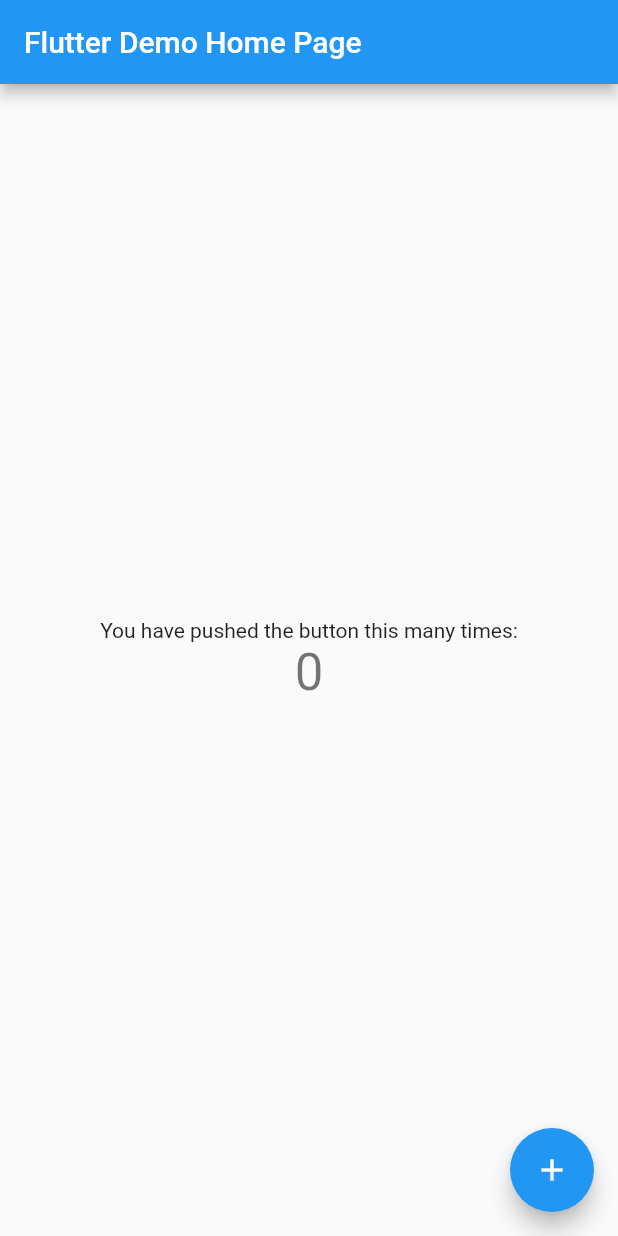
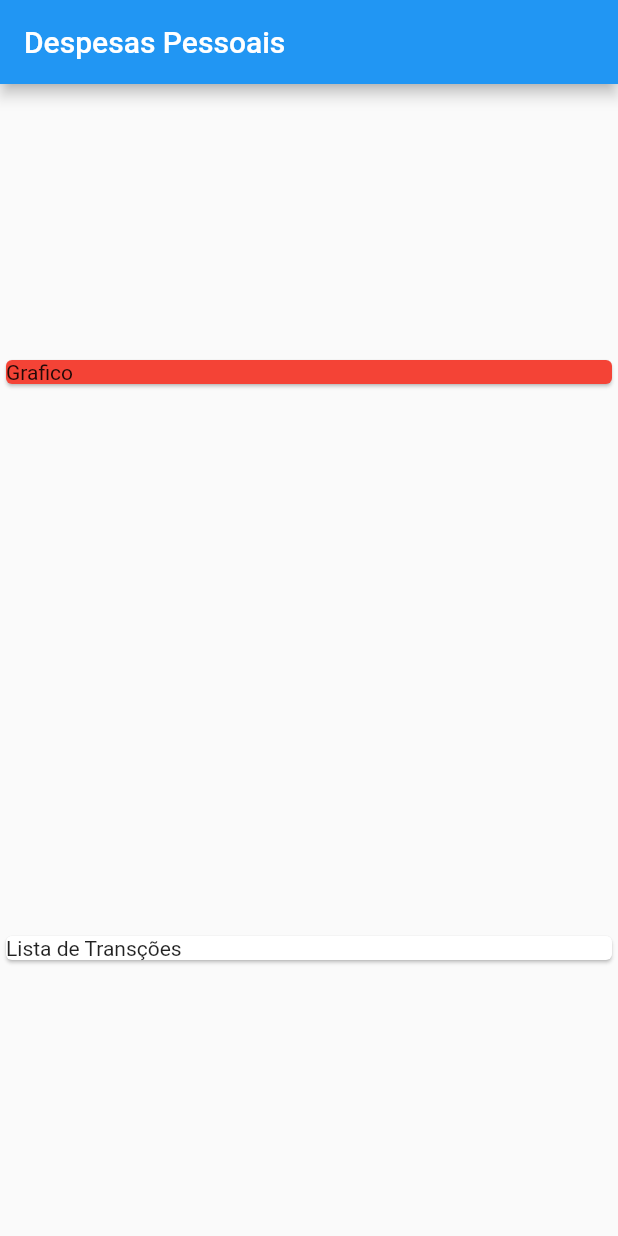
Before and after one commit to MatheusBrun/despesaspessoais, a Flutter app: the screen it shows after launch, on a phone screen of 412 x 824 dp. Run offline on Flutter 3.47's test engine with Material 2 defaults, Android fonts, the phone set to English and light mode, and no system bars.

Commit message:
melhorando a main e adicionado o model transaction

```diff
--- a/lib/main.dart
+++ b/lib/main.dart
@@ -1,115 +1,44 @@
+import 'package:flutter/cupertino.dart';
 import 'package:flutter/material.dart';
 
-void main() {
-  runApp(const MyApp());
+void main(List<String> args) {
+  runApp(ExpensesApp());
 }
+class ExpensesApp extends StatelessWidget {
 
-class MyApp extends StatelessWidget {
-  const MyApp({Key? key}) : super(key: key);
-
-  // This widget is the root of your application.
   @override
   Widget build(BuildContext context) {
     return MaterialApp(
-      title: 'Mudando o nome',
-      theme: ThemeData(
-        // This is the theme of your application.
-        //
-        // Try running your application with "flutter run". You'll see the
-        // application has a blue toolbar. Then, without quitting the app, try
-        // changing the primarySwatch below to Colors.green and then invoke
-        // "hot reload" (press "r" in the console where you ran "flutter run",
-        // or simply save your changes to "hot reload" in a Flutter IDE).
-        // Notice that the counter didn't reset back to zero; the application
-        // is not restarted.
-        primarySwatch: Colors.blue,
+      home: MyHomePage(),
+    );
+  }
+
+}
+
+class MyHomePage extends StatelessWidget {
+  const MyHomePage({ Key? key }) : super(key: key);
+
+  @override
+  Widget build(BuildContext context) {
+    return Scaffold(
+      appBar: AppBar(title: Text("Despesas Pessoais"),
       ),
-      home: const MyHomePage(title: 'Flutter Demo Home Page'),
+      body: Column(
+        mainAxisAlignment: MainAxisAlignment.spaceAround,
+        crossAxisAlignment: CrossAxisAlignment.stretch,
+        children: [
+          Container(
+            child: Card(
+              color: Colors.red,
+              child: Text("Grafico"),
+            ),
+          ),
+          Card(
+            child: Text("Lista de Transções"),
+          )
+
+        ],
+      ),
     );
   }
 }
-
-class MyHomePage extends StatefulWidget {
-  const MyHomePage({Key? key, required this.title}) : super(key: key);
-
-  // This widget is the home page of your application. It is stateful, meaning
-  // that it has a State object (defined below) that contains fields that affect
-  // how it looks.
-
-  // This class is the configuration for the state. It holds the values (in this
-  // case the title) provided by the parent (in this case the App widget) and
-  // used by the build method of the State. Fields in a Widget subclass are
-  // always marked "final".
-
-  final String title;
-
-  @override
-  State<MyHomePage> createState() => _MyHomePageState();
-}
-
-class _MyHomePageState extends State<MyHomePage> {
-  int _counter = 0;
-
-  void _incrementCounter() {
-    setState(() {
-      // This call to setState tells the Flutter framework that something has
-      // changed in this State, which causes it to rerun the build method below
-      // so that the display can reflect the updated values. If we changed
-      // _counter without calling setState(), then the build method would not be
-      // called again, and so nothing would appear to happen.
-      _counter++;
-    });
-  }
-
-  @override
-  Widget build(BuildContext context) {
-    // This method is rerun every time setState is called, for instance as done
-    // by the _incrementCounter method above.
-    //
-    // The Flutter framework has been optimized to make rerunning build methods
-    // fast, so that you can just rebuild anything that needs updating rather
-    // than having to individually change instances of widgets.
-    return Scaffold(
-      appBar: AppBar(
-        // Here we take the value from the MyHomePage object that was created by
-        // the App.build method, and use it to set our appbar title.
-        title: Text(widget.title),
-      ),
-      body: Center(
-        // Center is a layout widget. It takes a single child and positions it
-        // in the middle of the parent.
-        child: Column(
-          // Column is also a layout widget. It takes a list of children and
-          // arranges them vertically. By default, it sizes itself to fit its
-          // children horizontally, and tries to be as tall as its parent.
-          //
-          // Invoke "debug painting" (press "p" in the console, choose the
-          // "Toggle Debug Paint" action from the Flutter Inspector in Android
-          // Studio, or the "Toggle Debug Paint" command in Visual Studio Code)
-          // to see the wireframe for each widget.
-          //
-          // Column has various properties to control how it sizes itself and
-          // how it positions its children. Here we use mainAxisAlignment to
-          // center the children vertically; the main axis here is the vertical
-          // axis because Columns are vertical (the cross axis would be
-          // horizontal).
-          mainAxisAlignment: MainAxisAlignment.center,
-          children: <Widget>[
-            const Text(
-              'You have pushed the button this many times:',
-            ),
-            Text(
-              '$_counter',
-              style: Theme.of(context).textTheme.headline4,
-            ),
-          ],
-        ),
-      ),
-      floatingActionButton: FloatingActionButton(
-        onPressed: _incrementCounter,
-        tooltip: 'Increment',
-        child: const Icon(Icons.add),
-      ), // This trailing comma makes auto-formatting nicer for build methods.
-    );
-  }
-}
```
Also changed, not shown: lib/models/transaction.dart (added, +14 -0 lines), 1 other file.
